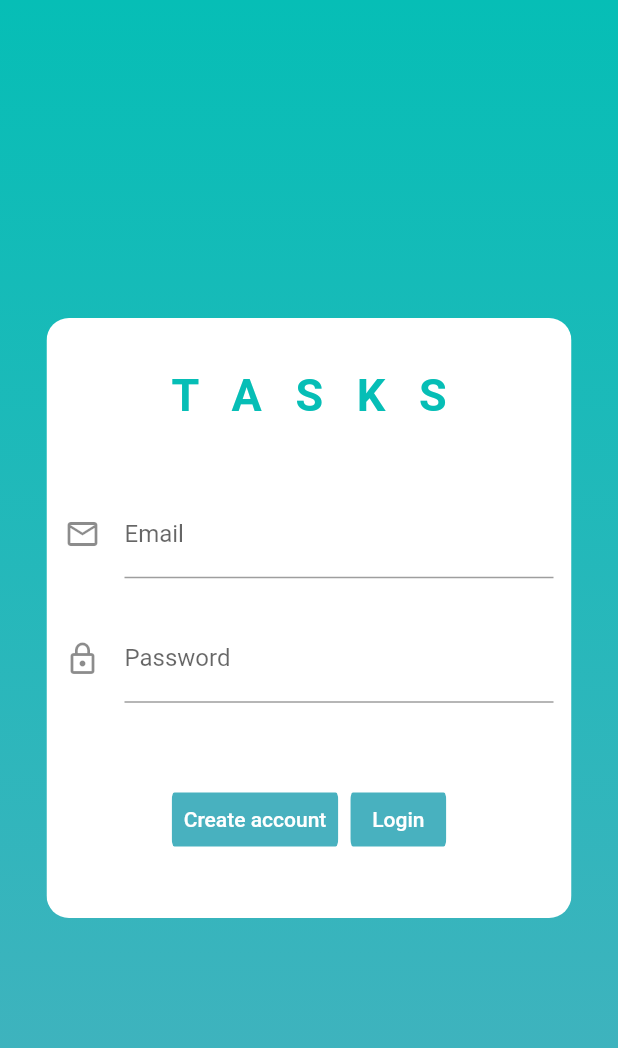
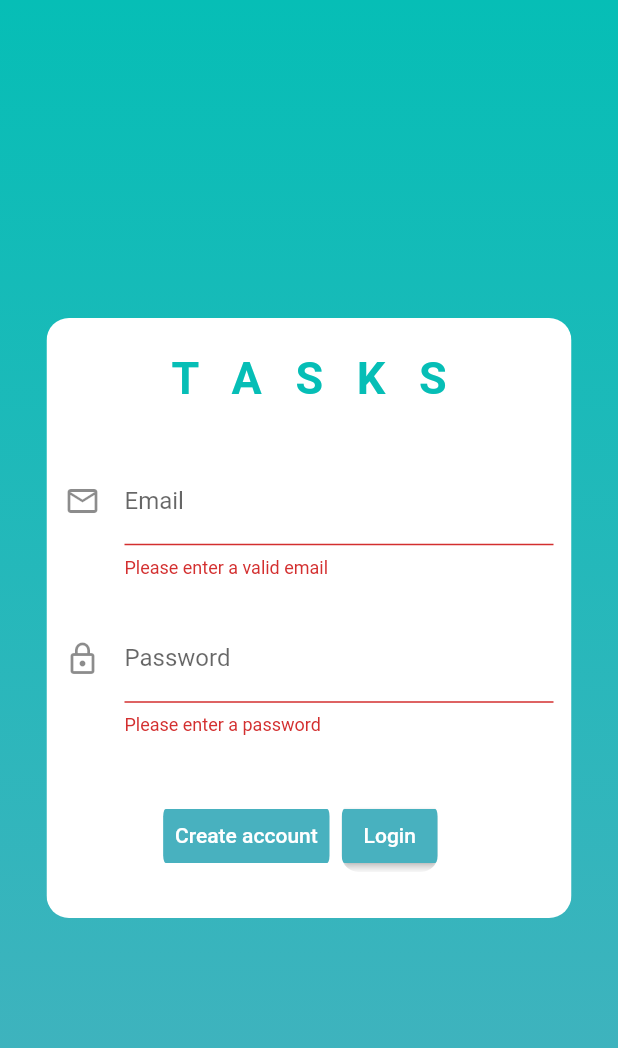
Before and after one commit to OrlandoAlPe/FlutterLogin, a Flutter app: the screen it shows after launch, after a tap on "Login", on a phone screen of 412 x 824 dp. Shown: the top 1048 px of the screen. Run offline on Flutter 3.47's test engine with Material 2 defaults, Android fonts, the phone set to English and light mode, and no system bars; our stand-ins replace firebase_auth; accounts and stored records are empty.

Commit message:
added basic login functionallity

```diff
--- a/lib/Screens/login_screen.dart
+++ b/lib/Screens/login_screen.dart
@@ -1,12 +1,13 @@
 import 'package:flutter/material.dart';
+//import 'package:tasks/Screens/Main_tasks_screen.dart';
 import 'package:tasks/widgets/login.dart';
 
 class LoginScreen extends StatelessWidget {
   @override
   Widget build(BuildContext context) {
-    return Scaffold(
+  //  if (true) {
+      return Scaffold(
       body: Container(
-        //Background
         decoration: BoxDecoration(
             gradient: LinearGradient(
                 begin: Alignment.topCenter,
@@ -17,5 +18,10 @@ class LoginScreen extends StatelessWidget {
         ),
       ),
     );
+    /*}  else {
+     return TasksMenu();
+    }*/
+
+
   }
 }
--- a/lib/widgets/login.dart
+++ b/lib/widgets/login.dart
@@ -1,3 +1,4 @@
+import 'package:firebase_auth/firebase_auth.dart';
 import 'package:flutter/material.dart';
 
 class MainLogin extends StatefulWidget {
@@ -6,6 +7,34 @@ class MainLogin extends StatefulWidget {
 }
 
 class _MainLoginState extends State<MainLogin> {
+  //login with firebase function
+  void _signInWithEmailAndPassword() async {
+    final FirebaseUser user = (await _auth.signInWithEmailAndPassword(
+            email: _emailController.text, password: _passwordController.text))
+        .user;
+  if (user != null) {
+    setState(() {
+      _success = true;
+      _userEmail = user.email;
+    });
+  } else {
+    setState(() {
+      _success = false;
+    });
+  }
+
+  }
+
+  //firbase instance
+  FirebaseAuth _auth = FirebaseAuth.instance;
+  // form controllers
+  final TextEditingController _emailController = TextEditingController();
+  final TextEditingController _passwordController = TextEditingController();
+  //form key
+  final GlobalKey<FormState> _formkey = GlobalKey<FormState>();
+  //utils
+  bool _success;
+  String _userEmail;
   @override
   Widget build(BuildContext context) {
     return ClipRRect(
@@ -25,18 +54,37 @@ class _MainLoginState extends State<MainLogin> {
                       fontSize: 30,
                       fontWeight: FontWeight.bold)),
               Form(
+                  key: _formkey,
                   child: Column(children: <Widget>[
                     Padding(
                         padding: const EdgeInsets.all(12.0),
-                    child: TextField(
+                        child: TextFormField(
                             //Email form
+                            controller: _emailController,
+                            validator: (String val) {
+                              if (val.isEmpty ||
+                                  !val.contains('@') ||
+                                  val.contains(' ')) {
+                                return 'Please enter a valid email';
+                              } else {
+                                return null;
+                              }
+                            },
                             decoration: InputDecoration(
                                 labelText: 'Email',
                                 icon: Icon(Icons.mail_outline)))),
                     Padding(
                         padding: const EdgeInsets.all(12.0),
-                    child: TextField(
+                        child: TextFormField(
                             //Password form
+                            validator: (String val) {
+                              if (val.isEmpty) {
+                                return 'Please enter a password';
+                              } else {
+                                return null;
+                              }
+                            },
+                            controller: _passwordController,
                             obscureText: true,
                             decoration: InputDecoration(
                                 labelText: 'Password',
@@ -57,13 +105,20 @@ class _MainLoginState extends State<MainLogin> {
                           color: Color(0xff48b1bf))),
                   ClipRRect(
                     borderRadius: BorderRadius.circular(11),
-                    child: FlatButton(
-                      onPressed: () {},
+                    child: RaisedButton(
+                      onPressed: () async {
+                        if (_formkey.currentState.validate()) {
+                          _signInWithEmailAndPassword();
+                        }
+                      },
                       child:
                           Text('Login', style: TextStyle(color: Colors.white)),
                       color: Color(0xff48b1bf),
                     ),
                   ),
+                  Container(
+                    child: Text(_success == null ? ' ' : (_success ? 'Successfully logged in '+ _userEmail: 'Registration failed')),
+                  )
                 ],
               )
             ],
--- a/pubspec.yaml
+++ b/pubspec.yaml
@@ -23,7 +23,6 @@ environment:
 dependencies:
   flutter:
     sdk: flutter
-  firebase_dynamic_links: ^0.5.3
   firebase_analytics: ^5.0.16
   firebase_core: ^0.4.5
   cloud_firestore: ^0.13.7
```
Also changed, not shown: lib/widgets/registry.dart (+36 -6 lines), lib/Screens/register_screen.dart (line endings or trailing spaces), pubspec.lock. Lines whose indentation alone changed are shown as unchanged.
